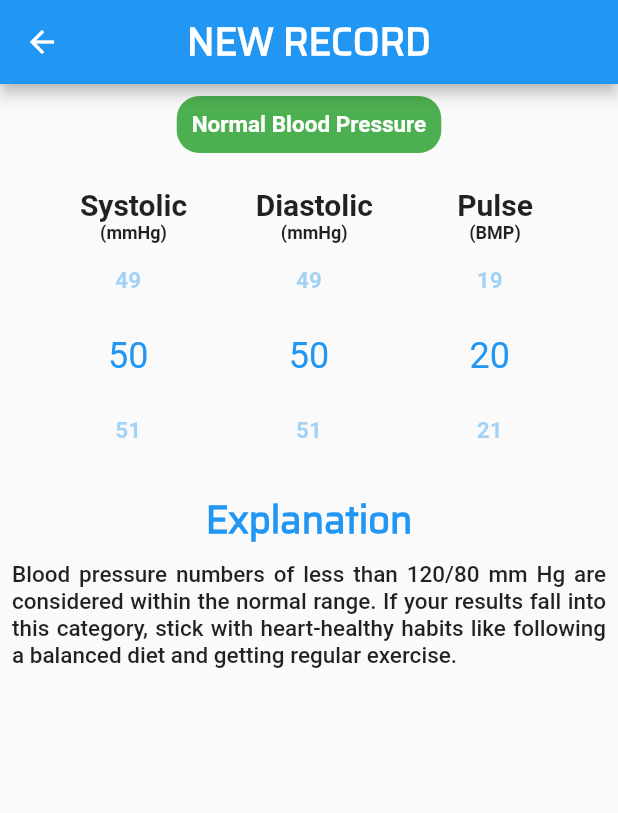
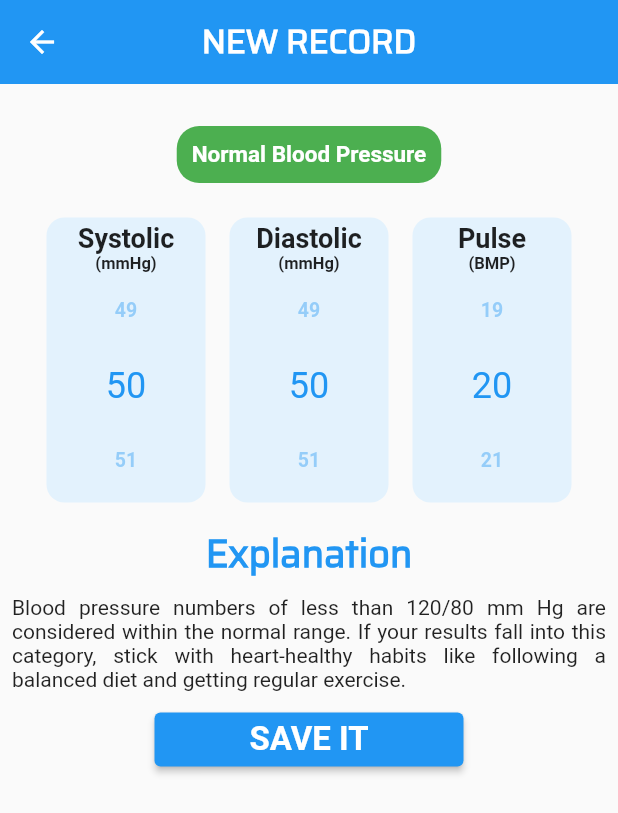
Before and after one commit to farhanyousaf786/blood-pressure-tracker, a Flutter app: the CheckerPage screen opened directly, on a phone screen of 412 x 824 dp. Shown: the top 813 px of the screen. Run offline on Flutter 3.47's test engine with Material 2 defaults, Android fonts, the phone set to English and light mode, and no system bars; drawn by our look-alikes of numberpicker.

Commit message:
UI edited

```diff
--- a/lib/Components/Diastolic.dart
+++ b/lib/Components/Diastolic.dart
@@ -21,26 +21,27 @@ class _DiastolicState extends State<Diastolic> {
 
   @override
   Widget build(BuildContext context) {
-    return Column(
+    return Container(
+        decoration: BoxDecoration(
+        borderRadius: BorderRadius.circular(12),
+    color: Colors.blue.shade50,),
+
+    child: Padding(
+      padding: const EdgeInsets.all(3.0),
+      child: Column(
           children: [
-        Padding(
-          padding: const EdgeInsets.only(left: 7),
-          child: Text(
+            Text(
               'Diastolic',
               style: TextStyle(
-              fontSize: 20,
+                fontSize: 18,
                 fontWeight: FontWeight.bold,
               ),
             ),
-        ),
-        Padding(
-          padding: const EdgeInsets.only(left: 7),
-          child: Text(
+            Text(
               '(mmHg)',
               style: TextStyle(
-              fontSize: 12,
+                fontSize: 11,
                 fontWeight: FontWeight.bold,
-            ),
               ),
             ),
             NumberPicker(
@@ -53,10 +54,12 @@ class _DiastolicState extends State<Diastolic> {
                   {_currentIntValue = value, widget.callback(_currentIntValue)}),
               textStyle: TextStyle(
                   fontWeight: FontWeight.bold,
-              fontSize: 15,
+                  fontSize: 13,
                   color: Colors.blue.withOpacity(0.4)),
             ),
           ],
+        ),
+    ),
     );
   }
 }
--- a/lib/Components/Explaination.dart
+++ b/lib/Components/Explaination.dart
@@ -21,8 +21,7 @@ class _ExplainStateState extends State<ExplainState> {
           widget.text,
           textAlign: TextAlign.justify,
           style: const TextStyle(
-            fontWeight: FontWeight.w500,
-            fontSize: 15,
+            fontSize: 14,
           ),
         )),
       ),
--- a/lib/Components/Pulse.dart
+++ b/lib/Components/Pulse.dart
@@ -1,4 +1,3 @@
-
 import 'package:flutter/material.dart';
 import 'package:numberpicker/numberpicker.dart';
 
@@ -17,40 +16,47 @@ class _PulseState extends State<Pulse> {
 
   @override
   Widget build(BuildContext context) {
-    return  Column(
+    return Container(
+      decoration: BoxDecoration(
+        borderRadius: BorderRadius.circular(12),
+        color: Colors.blue.shade50,
+      ),
+      child: Padding(
+        padding: const EdgeInsets.all(3.0),
+        child: Column(
           children: [
-        Padding(
-          padding: const EdgeInsets.only(left: 7),
-          child: Text('Pulse', style: TextStyle(
-            fontSize: 20,
+            Text(
+              'Pulse',
+              style: TextStyle(
+                fontSize: 18,
                 fontWeight: FontWeight.bold,
-          ),),
               ),
-        Padding(
-          padding: const EdgeInsets.only(left: 7),
-          child: Text('(BMP)', style: TextStyle(
-            fontSize: 12,
+            ),
+            Text(
+              '(BMP)',
+              style: TextStyle(
+                fontSize: 11,
                 fontWeight: FontWeight.bold,
-          ),),
               ),
-
+            ),
             NumberPicker(
               value: _currentIntValue,
               minValue: 10,
               maxValue: 200,
               step: 1,
               haptics: true,
-          onChanged: (value) => setState(() =>
-    {_currentIntValue = value, widget.callback(_currentIntValue)}),
-
-
+              onChanged: (value) => setState(() => {
+                    _currentIntValue = value,
+                    widget.callback(_currentIntValue)
+                  }),
               textStyle: TextStyle(
                   fontWeight: FontWeight.bold,
-              fontSize: 15,
-              color: Colors.blue.withOpacity(0.4)
+                  fontSize: 13,
+                  color: Colors.blue.withOpacity(0.4)),
+            ),
+          ],
         ),
       ),
-      ],
     );
   }
 }
--- a/lib/Components/SystolicNum.dart
+++ b/lib/Components/SystolicNum.dart
@@ -16,26 +16,28 @@ class _SystolicNumState extends State<SystolicNum> {
 
   @override
   Widget build(BuildContext context) {
-    return Column(
+    return Container(
+      decoration: BoxDecoration(
+        borderRadius: BorderRadius.circular(12),
+        color: Colors.blue.shade50,
+
+      ),
+      child: Padding(
+        padding: const EdgeInsets.all(3.0),
+        child: Column(
           children: [
-        Padding(
-          padding: const EdgeInsets.only(left: 7),
-          child: Text(
+            Text(
               'Systolic',
               style: TextStyle(
-              fontSize: 20,
+                fontSize: 18,
                 fontWeight: FontWeight.bold,
               ),
             ),
-        ),
-        Padding(
-          padding: const EdgeInsets.only(left: 7),
-          child: Text(
+            Text(
               '(mmHg)',
               style: TextStyle(
-              fontSize: 12,
+                fontSize: 11,
                 fontWeight: FontWeight.bold,
-            ),
               ),
             ),
             NumberPicker(
@@ -48,10 +50,12 @@ class _SystolicNumState extends State<SystolicNum> {
                   {_currentIntValue = value, widget.callback(_currentIntValue)}),
               textStyle: TextStyle(
                   fontWeight: FontWeight.bold,
-              fontSize: 15,
+                  fontSize: 13,
                   color: Colors.blue.withOpacity(0.4)),
             ),
           ],
+        ),
+      ),
     );
   }
 }
--- a/lib/Pages/CheckerPage.dart
+++ b/lib/Pages/CheckerPage.dart
@@ -21,7 +21,6 @@ class _CheckerPageState extends State<CheckerPage> {
 
   String text =
       "Blood pressure numbers of less than 120/80 mm Hg are considered within the normal range. If your results fall into this category, stick with heart-healthy habits like following a balanced diet and getting regular exercise.";
-
 
   // This function will be passed down to the Child widget.
   void appendDia(int dia) {
@@ -59,7 +58,6 @@ class _CheckerPageState extends State<CheckerPage> {
         currentColor = Colors.green;
         text =
             "Blood pressure numbers of less than 120/80 mm Hg are considered within the normal range. If your results fall into this category, stick with heart-healthy habits like following a balanced diet and getting regular exercise.";
-
       });
     } else {
       if (_currentSys > 119 && _currentSys < 130) {
@@ -70,7 +68,6 @@ class _CheckerPageState extends State<CheckerPage> {
             currentState == "stage1";
             text =
                 "Elevated blood pressure is when readings consistently range from 120-129 systolic and less than 80 mm Hg diastolic. People with elevated blood pressure are likely to develop high blood pressure unless steps are taken to control the condition.";
-
           });
         }
       }
@@ -78,11 +75,10 @@ class _CheckerPageState extends State<CheckerPage> {
       if (_currentSys > 129 || _currentDia > 79) {
         setState(() {
           bloodPressure = "High Blood Pressure - Stage 1";
-          currentColor = Colors.orangeAccent.shade200;
+          currentColor = Colors.orangeAccent.shade400;
           currentState == "stage2";
           text =
               "Hypertension Stage 1 is when blood pressure consistently ranges from 130-139 systolic or 80-89 mm Hg diastolic. At this stage of high blood pressure, doctors are likely to prescribe lifestyle changes and may consider adding blood pressure medication based on your risk of atherosclerotic cardiovascular disease (ASCVD), such as heart attack or stroke.";
-
         });
       }
 
@@ -112,17 +108,20 @@ class _CheckerPageState extends State<CheckerPage> {
   Widget build(BuildContext context) {
     return Scaffold(
       appBar: AppBar(
+        elevation: 0.0,
         centerTitle: true,
         title: const Text(
           "NEW RECORD",
           style: TextStyle(
-              fontSize: 25, fontWeight: FontWeight.bold, fontFamily: 'saira'),
+              fontSize: 22, fontWeight: FontWeight.bold, fontFamily: 'saira'),
         ),
       ),
       body: Container(
         child: Column(
           children: [
-
+            SizedBox(
+              height: 20,
+            ),
             Center(
                 child: Padding(
               padding: const EdgeInsets.all(8.0),
@@ -153,21 +152,33 @@ class _CheckerPageState extends State<CheckerPage> {
                 ],
               ),
             ),
-            const Center(child:  Text(
+            const Center(
+              child: Text(
                 "Explanation",
                 style: TextStyle(
                     fontWeight: FontWeight.w700,
                     fontSize: 25,
                     color: Colors.blue,
-                fontFamily: 'saira'
+                    fontFamily: 'saira'),
               ),
-            ),),
-            ExplainState(text: text)
-
+            ),
+            ExplainState(text: text),
+            SizedBox(
+              width: MediaQuery.of(context).size.width / 2,
+              child: ElevatedButton(
+                onPressed: () {},
+                child: Text(
+                  "SAVE IT",
+                  style: TextStyle(
+                    fontWeight: FontWeight.w700,
+                    fontSize: 22,
+                  ),
+                ),
+              ),
+            )
           ],
         ),
       ),
     );
   }
-
 }
```
Lines whose indentation alone changed are shown as unchanged.
